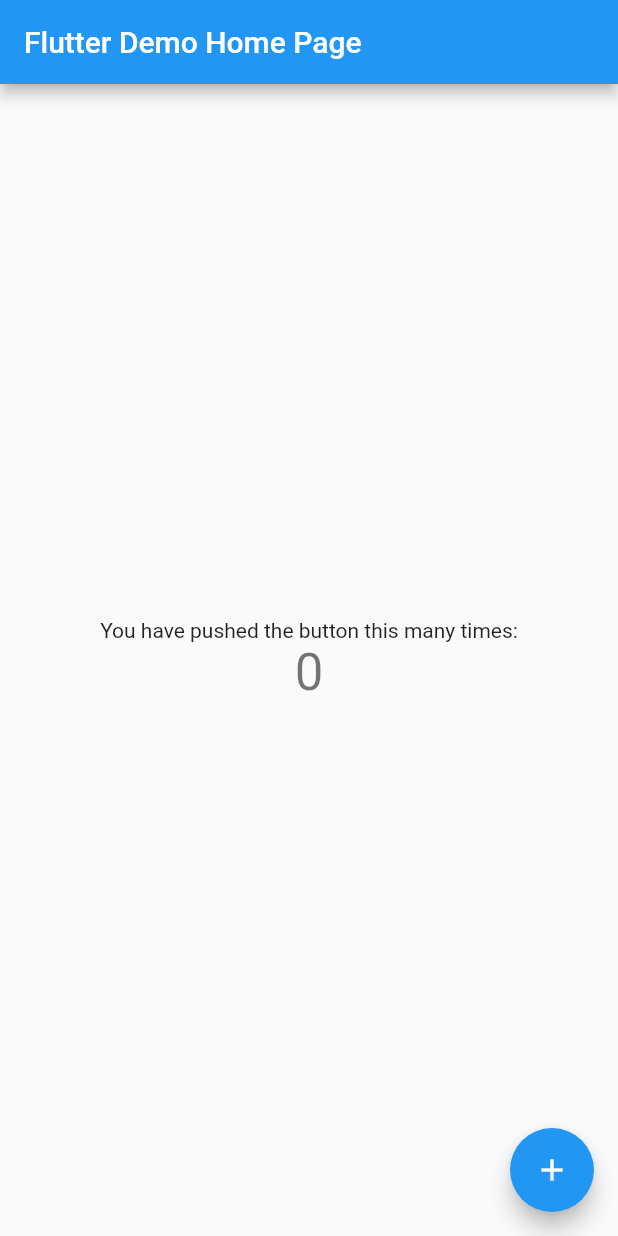
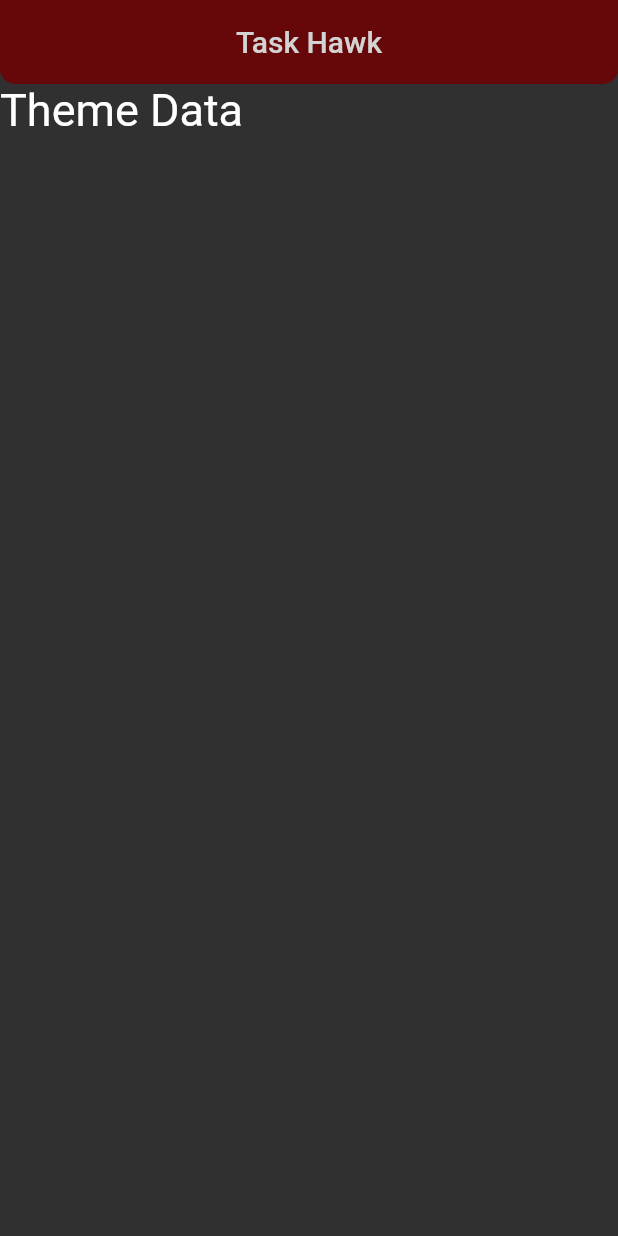
Before and after one commit to duhBlu/CS445-Project-Files, a Flutter app: the screen it shows after launch, on a phone screen of 412 x 824 dp. Run offline on Flutter 3.47's test engine with Material 2 defaults, Android fonts, the light colour scheme and no system bars.

Commit message:
Trying to start homepage

```diff
--- a/Task Hawk-Project Folder/task_hawk/lib/main.dart
+++ b/Task Hawk-Project Folder/task_hawk/lib/main.dart
@@ -1,4 +1,6 @@
 import 'package:flutter/material.dart';
+import 'package:task_hawk/ui/home_page.dart';
+import 'package:task_hawk/ui/theme.dart';
 
 void main() {
   runApp(const MyApp());
@@ -12,104 +14,11 @@
   Widget build(BuildContext context) {
     return MaterialApp(
       title: 'Flutter Demo',
-      theme: ThemeData(
-        // This is the theme of your application.
-        //
-        // Try running your application with "flutter run". You'll see the
-        // application has a blue toolbar. Then, without quitting the app, try
-        // changing the primarySwatch below to Colors.green and then invoke
-        // "hot reload" (press "r" in the console where you ran "flutter run",
-        // or simply save your changes to "hot reload" in a Flutter IDE).
-        // Notice that the counter didn't reset back to zero; the application
-        // is not restarted.
-        primarySwatch: Colors.blue,
-      ),
-      home: const MyHomePage(title: 'Flutter Demo Home Page'),
+      debugShowCheckedModeBanner: false,
+      theme: Themes.light,
+      darkTheme: Themes.dark,
+      themeMode: ThemeMode.dark,
+      home: HomePage(),
     );
   }
 }
-
-class MyHomePage extends StatefulWidget {
-  const MyHomePage({super.key, required this.title});
-
-  // This widget is the home page of your application. It is stateful, meaning
-  // that it has a State object (defined below) that contains fields that affect
-  // how it looks.
-
-  // This class is the configuration for the state. It holds the values (in this
-  // case the title) provided by the parent (in this case the App widget) and
-  // used by the build method of the State. Fields in a Widget subclass are
-  // always marked "final".
-
-  final String title;
-
-  @override
-  State<MyHomePage> createState() => _MyHomePageState();
-}
-
-class _MyHomePageState extends State<MyHomePage> {
-  int _counter = 0;
-
-  void _incrementCounter() {
-    setState(() {
-      // This call to setState tells the Flutter framework that something has
-      // changed in this State, which causes it to rerun the build method below
-      // so that the display can reflect the updated values. If we changed
-      // _counter without calling setState(), then the build method would not be
-      // called again, and so nothing would appear to happen.
-      _counter++;
-    });
-  }
-
-  @override
-  Widget build(BuildContext context) {
-    // This method is rerun every time setState is called, for instance as done
-    // by the _incrementCounter method above.
-    //
-    // The Flutter framework has been optimized to make rerunning build methods
-    // fast, so that you can just rebuild anything that needs updating rather
-    // than having to individually change instances of widgets.
-    return Scaffold(
-      appBar: AppBar(
-        // Here we take the value from the MyHomePage object that was created by
-        // the App.build method, and use it to set our appbar title.
-        title: Text(widget.title),
-      ),
-      body: Center(
-        // Center is a layout widget. It takes a single child and positions it
-        // in the middle of the parent.
-        child: Column(
-          // Column is also a layout widget. It takes a list of children and
-          // arranges them vertically. By default, it sizes itself to fit its
-          // children horizontally, and tries to be as tall as its parent.
-          //
-          // Invoke "debug painting" (press "p" in the console, choose the
-          // "Toggle Debug Paint" action from the Flutter Inspector in Android
-          // Studio, or the "Toggle Debug Paint" command in Visual Studio Code)
-          // to see the wireframe for each widget.
-          //
-          // Column has various properties to control how it sizes itself and
-          // how it positions its children. Here we use mainAxisAlignment to
-          // center the children vertically; the main axis here is the vertical
-          // axis because Columns are vertical (the cross axis would be
-          // horizontal).
-          mainAxisAlignment: MainAxisAlignment.center,
-          children: <Widget>[
-            const Text(
-              'You have pushed the button this many times:',
-            ),
-            Text(
-              '$_counter',
-              style: Theme.of(context).textTheme.headlineMedium,
-            ),
-          ],
-        ),
-      ),
-      floatingActionButton: FloatingActionButton(
-        onPressed: _incrementCounter,
-        tooltip: 'Increment',
-        child: const Icon(Icons.add),
-      ), // This trailing comma makes auto-formatting nicer for build methods.
-    );
-  }
-}
--- /dev/null
+++ b/Task Hawk-Project Folder/task_hawk/lib/ui/home_page.dart
@@ -0,0 +1,38 @@
+import 'package:flutter/material.dart';
+
+class HomePage extends StatefulWidget {
+  const HomePage({super.key});
+
+  @override
+  State<HomePage> createState() => _HomePageState();
+}
+
+class _HomePageState extends State<HomePage> {
+  @override
+  Widget build(BuildContext context) {
+    return Scaffold(
+      appBar: AppBar(
+        primary: true,
+        centerTitle: true,
+        title: const Text("Task Hawk"),
+        shadowColor: const Color.fromARGB(0, 255, 47, 0),
+        shape: const RoundedRectangleBorder(
+          borderRadius: BorderRadius.only(
+            topLeft: Radius.circular(0),
+            topRight: Radius.circular(0),
+            bottomLeft: Radius.circular(10),
+            bottomRight: Radius.circular(10),
+          ),
+        ),
+      ),
+      body: Column(
+        children: const [
+          Text(
+            "Theme Data",
+            style: TextStyle(fontSize: 30),
+          ),
+        ],
+      ),
+    );
+  }
+}
--- /dev/null
+++ b/Task Hawk-Project Folder/task_hawk/lib/ui/theme.dart
@@ -0,0 +1,55 @@
+import 'package:flutter/material.dart';
+
+const Color color1 = Color.fromARGB(255, 255, 255, 255);
+const Color color2 = Color.fromARGB(255, 245, 243, 244);
+const Color color3 = Color.fromARGB(255, 211, 211, 211);
+const Color color4 = Color.fromARGB(255, 177, 167, 166);
+const Color color5 = Color.fromARGB(255, 229, 56, 59);
+const Color color6 = Color.fromARGB(255, 186, 24, 27);
+const Color color7 = Color.fromARGB(255, 164, 22, 27);
+const Color color8 = Color.fromARGB(255, 102, 7, 9);
+const Color color9 = Color.fromARGB(255, 22, 26, 29);
+const Color color10 = Color.fromARGB(255, 11, 9, 10);
+
+const Color darkAppBarClr = color8;
+const Color lightAppBarClr = color5;
+
+class Themes {
+  static final light = ThemeData(
+    appBarTheme: const AppBarTheme(
+      color: lightAppBarClr,
+    ),
+    colorScheme: const ColorScheme(
+      background: color10,
+      onBackground: color3,
+      primary: color8,
+      onPrimary: color3,
+      secondary: color7,
+      onSecondary: color3,
+      surface: color9,
+      onSurface: color3,
+      error: color9,
+      onError: color3,
+      brightness: Brightness.dark,
+    ),
+  );
+
+  static final dark = ThemeData(
+    appBarTheme: const AppBarTheme(
+      color: darkAppBarClr,
+    ),
+    colorScheme: const ColorScheme(
+      background: color10,
+      onBackground: color3,
+      primary: color8,
+      onPrimary: color3,
+      secondary: color7,
+      onSecondary: color3,
+      surface: color9,
+      onSurface: color3,
+      error: color9,
+      onError: color3,
+      brightness: Brightness.dark,
+    ),
+  );
+}
```
